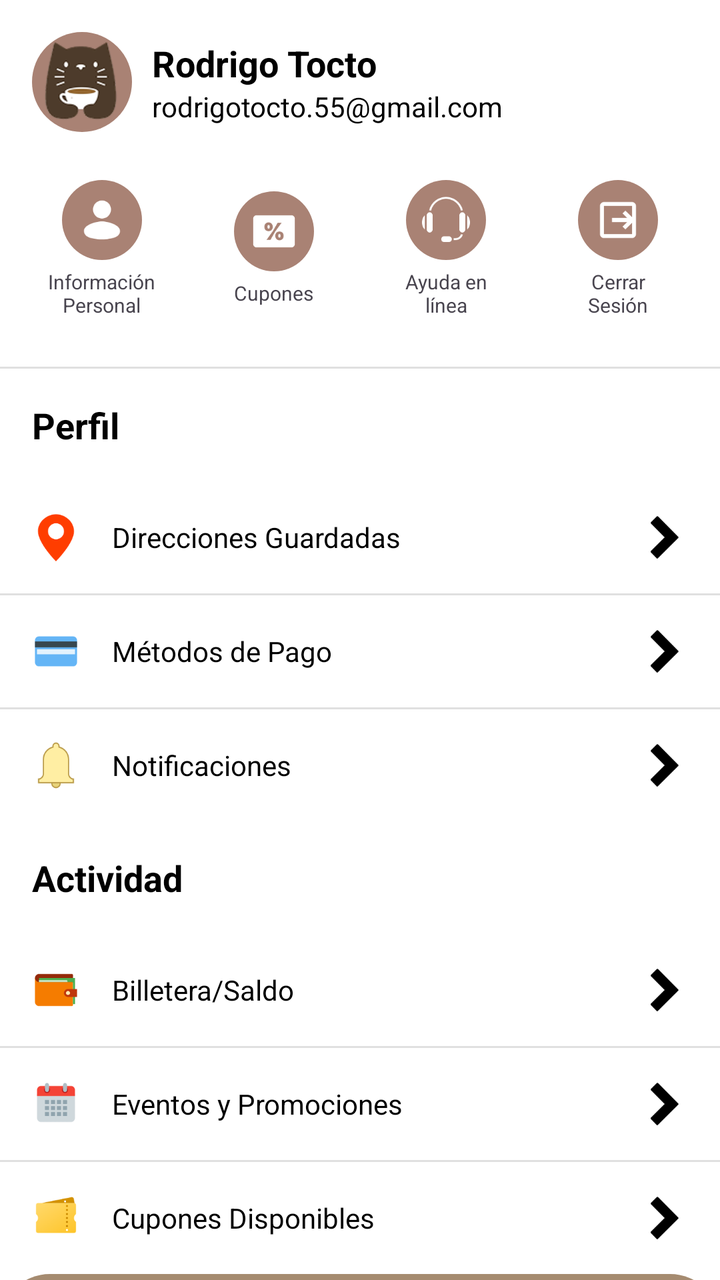
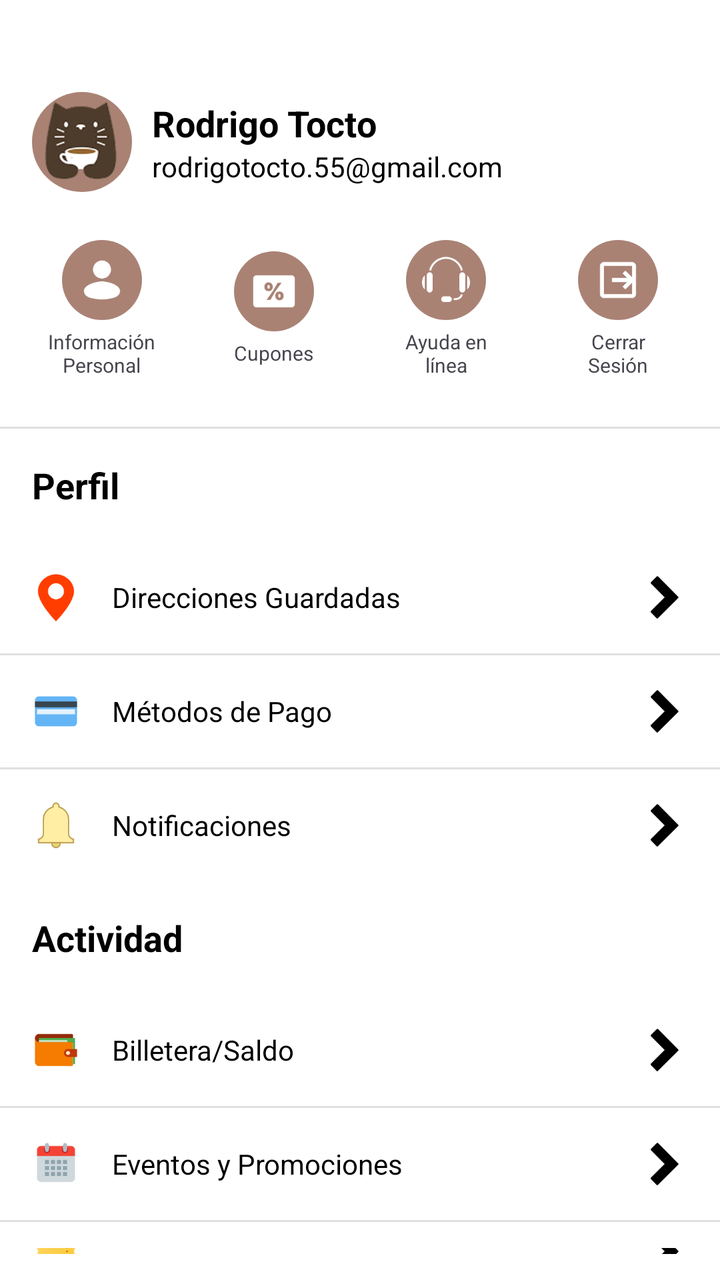

The first picture is an Android layout as it rendered before a commit; the second is the same layout after the commit. The layout source and the unified diff follow.
<!-- AndroidManifest.xml: application theme Theme.MyAppFirebaseAuth -->
<!-- res/layout/activity_perfil.xml -->
<?xml version="1.0" encoding="utf-8"?>
<LinearLayout xmlns:android="http://schemas.android.com/apk/res/android"
    xmlns:app="http://schemas.android.com/apk/res-auto"
    xmlns:tools="http://schemas.android.com/tools"
    android:id="@+id/main"
    android:layout_width="match_parent"
    android:layout_height="match_parent"
    android:orientation="vertical"
    android:background="@color/white"
    tools:context=".PerfilActivity">

    
    <LinearLayout
        android:id="@+id/header_layout"
        android:layout_width="match_parent"
        android:layout_height="wrap_content"
        android:orientation="horizontal"
        android:padding="16dp">

        <ImageView
            android:id="@+id/profile_image"
            android:layout_width="50dp"
            android:layout_height="50dp"
            android:src="@drawable/profile_cat_icon"
            android:background="@drawable/circle_background" />

        <LinearLayout
            android:layout_width="match_parent"
            android:layout_height="wrap_content"
            android:layout_marginStart="10dp"
            android:orientation="vertical"
            android:layout_gravity="center_vertical">

            <TextView
                android:id="@+id/profile_name"
                android:layout_width="wrap_content"
                android:layout_height="wrap_content"
                android:text="Rodrigo Tocto"
                android:textColor="@color/black"
                android:textSize="18sp"
                android:textStyle="bold" />

            <TextView
                android:id="@+id/profile_email"
                android:layout_width="wrap_content"
                android:layout_height="wrap_content"
                android:text="rodrigotocto.55@gmail.com"
                android:textColor="@color/black"
                android:textSize="14sp" />
        </LinearLayout>
    </LinearLayout>

    
    <LinearLayout
        android:id="@+id/navigation_layout"
        android:layout_width="match_parent"
        android:layout_height="wrap_content"
        android:orientation="horizontal"
        android:gravity="center"
        android:padding="8dp">

        <LinearLayout
            android:id="@+id/info_personal_button"
            android:layout_width="0dp"
            android:layout_height="wrap_content"
            android:layout_weight="1"
            android:orientation="vertical"
            android:gravity="center">

            <ImageView
                android:layout_width="40dp"
                android:layout_height="40dp"
                android:src="@drawable/ic_person"
                android:background="@drawable/circle_background"
                android:padding="8dp"/>

            <TextView
                android:layout_width="wrap_content"
                android:layout_height="wrap_content"
                android:text="Información\nPersonal"
                android:textAlignment="center"
                android:textSize="10sp"
                android:layout_marginTop="4dp"/>
        </LinearLayout>

        <LinearLayout
            android:id="@+id/cupones_button"
            android:layout_width="0dp"
            android:layout_height="wrap_content"
            android:layout_weight="1"
            android:orientation="vertical"
            android:gravity="center">

            <ImageView
                android:layout_width="40dp"
                android:layout_height="40dp"
                android:src="@drawable/ic_coupon"
                android:background="@drawable/circle_background"
                android:padding="8dp"/>

            <TextView
                android:layout_width="wrap_content"
                android:layout_height="wrap_content"
                android:text="Cupones"
                android:textAlignment="center"
                android:textSize="10sp"
                android:layout_marginTop="4dp"/>
        </LinearLayout>

        <LinearLayout
            android:id="@+id/ayuda_button"
            android:layout_width="0dp"
            android:layout_height="wrap_content"
            android:layout_weight="1"
            android:orientation="vertical"
            android:gravity="center">

            <ImageView
                android:layout_width="40dp"
                android:layout_height="40dp"
                android:src="@drawable/ic_headphones"
                android:background="@drawable/circle_background"
                android:padding="8dp"/>

            <TextView
                android:layout_width="wrap_content"
                android:layout_height="wrap_content"
                android:text="Ayuda en\nlínea"
                android:textAlignment="center"
                android:textSize="10sp"
                android:layout_marginTop="4dp"/>
        </LinearLayout>

        <LinearLayout
            android:id="@+id/cerrar_sesion_button"
            android:layout_width="0dp"
            android:layout_height="wrap_content"
            android:layout_weight="1"
            android:orientation="vertical"
            android:gravity="center">

            <ImageView
                android:layout_width="40dp"
                android:layout_height="40dp"
                android:src="@drawable/ic_logout"
                android:background="@drawable/circle_background"
                android:padding="8dp"/>

            <TextView
                android:layout_width="wrap_content"
                android:layout_height="wrap_content"
                android:text="Cerrar\nSesión"
                android:textAlignment="center"
                android:textSize="10sp"
                android:layout_marginTop="4dp"/>
        </LinearLayout>
    </LinearLayout>

    
    <View
        android:id="@+id/divider1"
        android:layout_width="match_parent"
        android:layout_height="1dp"
        android:background="#E0E0E0"
        android:layout_marginTop="16dp" />

    
    <TextView
        android:id="@+id/profile_section_title"
        android:layout_width="wrap_content"
        android:layout_height="wrap_content"
        android:text="Perfil"
        android:textSize="18sp"
        android:textStyle="bold"
        android:textColor="@color/black"
        android:layout_margin="16dp" />

    
    <LinearLayout
        android:id="@+id/profile_menu_layout"
        android:layout_width="match_parent"
        android:layout_height="wrap_content"
        android:orientation="vertical">

        
        <LinearLayout
            android:id="@+id/saved_directions_item"
            android:layout_width="match_parent"
            android:layout_height="wrap_content"
            android:orientation="horizontal"
            android:padding="16dp"
            android:gravity="center_vertical">

            <ImageView
                android:layout_width="24dp"
                android:layout_height="24dp"
                android:src="@drawable/ic_location" />

            <TextView
                android:layout_width="0dp"
                android:layout_height="wrap_content"
                android:layout_weight="1"
                android:text="Direcciones Guardadas"
                android:textColor="@color/black"
                android:layout_marginStart="16dp" />

            <ImageView
                android:layout_width="24dp"
                android:layout_height="24dp"
                android:src="@drawable/ic_chevron_right" />
        </LinearLayout>

        <View
            android:layout_width="match_parent"
            android:layout_height="1dp"
            android:background="#E0E0E0" />

        
        <LinearLayout
            android:id="@+id/payment_methods_item"
            android:layout_width="match_parent"
            android:layout_height="wrap_content"
            android:orientation="horizontal"
            android:padding="16dp"
            android:gravity="center_vertical">

            <ImageView
                android:layout_width="24dp"
                android:layout_height="24dp"
                android:src="@drawable/ic_payment" />

            <TextView
                android:layout_width="0dp"
                android:layout_height="wrap_content"
                android:layout_weight="1"
                android:text="Métodos de Pago"
                android:textColor="@color/black"
                android:layout_marginStart="16dp" />

            <ImageView
                android:layout_width="24dp"
                android:layout_height="24dp"
                android:src="@drawable/ic_chevron_right" />
        </LinearLayout>

        <View
            android:layout_width="match_parent"
            android:layout_height="1dp"
            android:background="#E0E0E0" />

        
        <LinearLayout
            android:id="@+id/notifications_item"
            android:layout_width="match_parent"
            android:layout_height="wrap_content"
            android:orientation="horizontal"
            android:padding="16dp"
            android:gravity="center_vertical">

            <ImageView
                android:layout_width="24dp"
                android:layout_height="24dp"
                android:src="@drawable/ic_notification" />

            <TextView
                android:layout_width="0dp"
                android:layout_height="wrap_content"
                android:layout_weight="1"
                android:text="Notificaciones"
                android:textColor="@color/black"
                android:layout_marginStart="16dp" />

            <ImageView
                android:layout_width="24dp"
                android:layout_height="24dp"
                android:src="@drawable/ic_chevron_right" />
        </LinearLayout>
    </LinearLayout>

    
    <TextView
        android:id="@+id/activity_section_title"
        android:layout_width="wrap_content"
        android:layout_height="wrap_content"
        android:text="Actividad"
        android:textSize="18sp"
        android:textStyle="bold"
        android:textColor="@color/black"
        android:layout_margin="16dp" />

    
    <LinearLayout
        android:id="@+id/activity_menu_layout"
        android:layout_width="match_parent"
        android:layout_height="wrap_content"
        android:orientation="vertical">

        
        <LinearLayout
            android:id="@+id/balance_item"
            android:layout_width="match_parent"
            android:layout_height="wrap_content"
            android:orientation="horizontal"
            android:padding="16dp"
            android:gravity="center_vertical">

            <ImageView
                android:layout_width="24dp"
                android:layout_height="24dp"
                android:src="@drawable/ic_wallet" />

            <TextView
                android:layout_width="0dp"
                android:layout_height="wrap_content"
                android:layout_weight="1"
                android:text="Billetera/Saldo"
                android:textColor="@color/black"
                android:layout_marginStart="16dp" />

            <ImageView
                android:layout_width="24dp"
                android:layout_height="24dp"
                android:src="@drawable/ic_chevron_right" />
        </LinearLayout>

        <View
            android:layout_width="match_parent"
            android:layout_height="1dp"
            android:background="#E0E0E0" />

        
        <LinearLayout
            android:id="@+id/events_item"
            android:layout_width="match_parent"
            android:layout_height="wrap_content"
            android:orientation="horizontal"
            android:padding="16dp"
            android:gravity="center_vertical">

            <ImageView
                android:layout_width="24dp"
                android:layout_height="24dp"
                android:src="@drawable/ic_calendar" />

            <TextView
                android:layout_width="0dp"
                android:layout_height="wrap_content"
                android:layout_weight="1"
                android:text="Eventos y Promociones"
                android:textColor="@color/black"
                android:layout_marginStart="16dp" />

            <ImageView
                android:layout_width="24dp"
                android:layout_height="24dp"
                android:src="@drawable/ic_chevron_right" />
        </LinearLayout>

        <View
            android:layout_width="match_parent"
            android:layout_height="1dp"
            android:background="#E0E0E0" />

        
        <LinearLayout
            android:id="@+id/available_coupons_item"
            android:layout_width="match_parent"
            android:layout_height="wrap_content"
            android:orientation="horizontal"
            android:padding="16dp"
            android:gravity="center_vertical">

            <ImageView
                android:layout_width="24dp"
                android:layout_height="24dp"
                android:src="@drawable/ic_ticket" />

            <TextView
                android:layout_width="0dp"
                android:layout_height="wrap_content"
                android:layout_weight="1"
                android:text="Cupones Disponibles"
                android:textColor="@color/black"
                android:layout_marginStart="16dp" />

            <ImageView
                android:layout_width="24dp"
                android:layout_height="24dp"
                android:src="@drawable/ic_chevron_right" />
        </LinearLayout>
    </LinearLayout>

    <View
        android:layout_width="match_parent"
        android:layout_height="0dp"
        android:layout_weight="1" />

    

    <com.google.android.material.bottomnavigation.BottomNavigationView
        android:id="@+id/bottomNavigation"
        android:layout_width="match_parent"
        android:layout_height="wrap_content"
        android:background="@drawable/navigation_background"
        app:itemIconTint="@color/bottom_nav_item_color"
        app:itemTextColor="@color/bottom_nav_item_color"
        app:layout_constraintBottom_toBottomOf="parent"
        app:layout_constraintEnd_toEndOf="parent"
        app:layout_constraintStart_toStartOf="parent"
        app:menu="@menu/bottom_navigation_menu" />

</LinearLayout>
<!-- resources referenced by this layout -->
<resources>
  <color name="black">#FF000000</color>
  <color name="white">#FFFFFFFF</color>
  <!-- drawable circle_background (drawable) -->
  <?xml version="1.0" encoding="utf-8"?>
  <shape xmlns:android="http://schemas.android.com/apk/res/android"
      android:shape="oval">
      <solid android:color="#A98274" />
  </shape>
  <!-- drawable ic_calendar: png bitmap (drawable, 1564 bytes) -->
  <!-- drawable ic_chevron_right: png bitmap (drawable, 791 bytes) -->
  <!-- drawable ic_coupon: png bitmap (drawable, 1356 bytes) -->
  <!-- drawable ic_headphones: png bitmap (drawable, 1368 bytes) -->
  <!-- drawable ic_location: png bitmap (drawable, 2433 bytes) -->
  <!-- drawable ic_logout: png bitmap (drawable, 1153 bytes) -->
  <!-- drawable ic_notification: png bitmap (drawable, 2443 bytes) -->
  <!-- drawable ic_payment: png bitmap (drawable, 846 bytes) -->
  <!-- drawable ic_person: png bitmap (drawable, 1560 bytes) -->
  <!-- drawable ic_ticket: png bitmap (drawable, 2812 bytes) -->
  <!-- drawable ic_wallet: png bitmap (drawable, 1308 bytes) -->
  <!-- drawable navigation_background (drawable) -->
  <shape xmlns:android="http://schemas.android.com/apk/res/android"
      android:shape="rectangle">
      <solid android:color="#A58B70" /> 
      <corners android:topLeftRadius="25dp"
          android:topRightRadius="25dp"/> 
  </shape>
  <!-- drawable profile_cat_icon: png bitmap (drawable, 7712 bytes) -->
  <style name="Theme.MyAppFirebaseAuth" parent="Base.Theme.MyAppFirebaseAuth" />
  <style name="Base.Theme.MyAppFirebaseAuth" parent="Theme.Material3.DayNight.NoActionBar">
          
          
      </style>
</resources>

<!-- the commit's change to res/layout/activity_perfil.xml (unified diff, before → after) -->
@@ -15,6 +15,7 @@
         android:layout_width="match_parent"
         android:layout_height="wrap_content"
         android:orientation="horizontal"
+        android:layout_marginTop="30dp"
         android:padding="16dp">
 
         <ImageView
